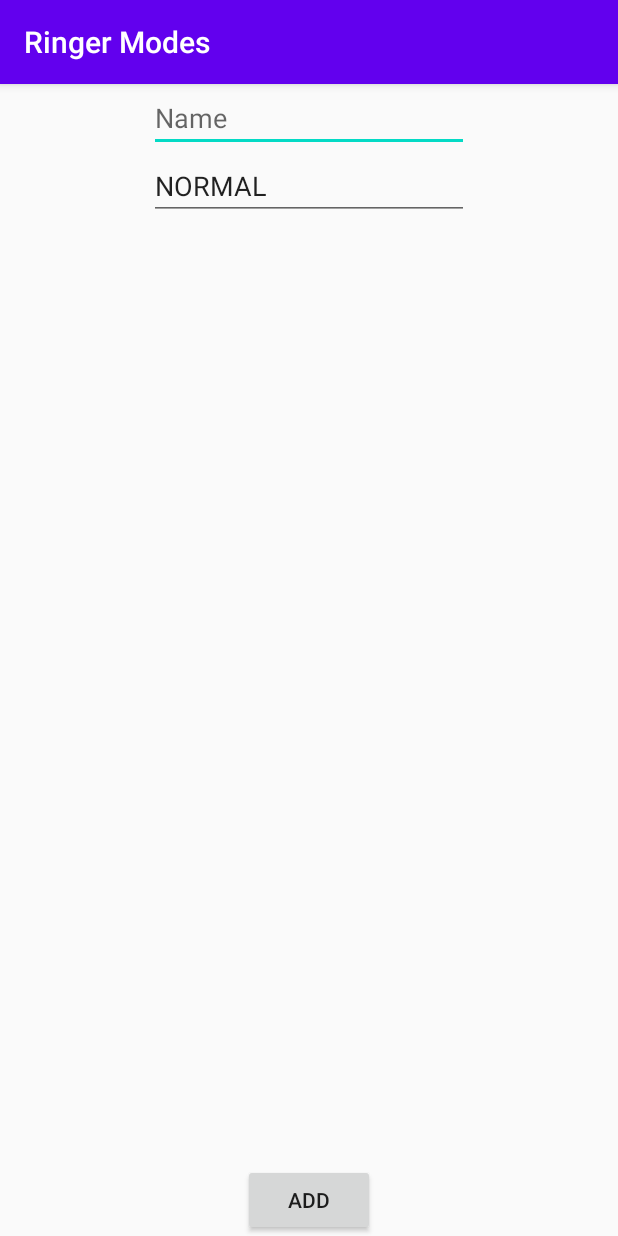
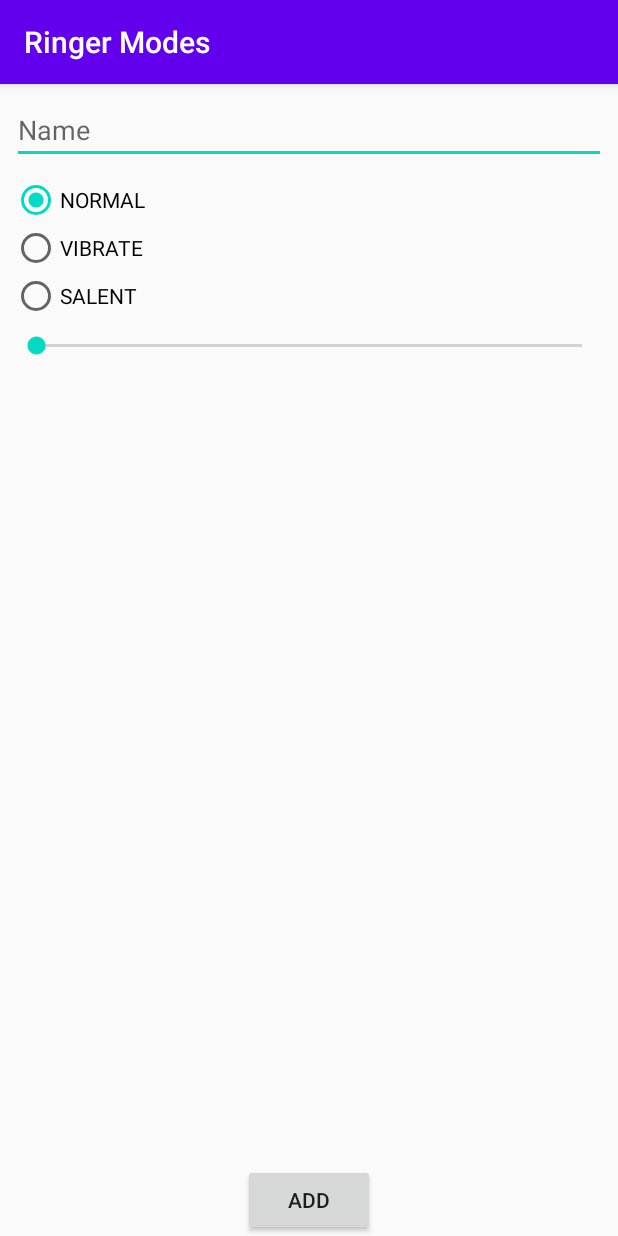
Before and after one commit to dyadischevma/RingerModes, an Android app: the CreateActivity screen opened directly, with no data from a screen before it, on a phone screen of 412 x 824 dp. Run offline under Robolectric (Android 15) with nearby library versions, the phone set to English and light mode, and no system bars; our stand-ins replace Room's generated code.

Commit message:
interface things

```diff
--- a/app/src/main/java/ru/dyadischevma/ringermodes/model/RingerModeItem.java
+++ b/app/src/main/java/ru/dyadischevma/ringermodes/model/RingerModeItem.java
@@ -17,7 +17,7 @@ public class RingerModeItem {
 
     public RingerModeItem(int id, String name, RingerMode ringerMode, int ringerModeValue) {
         this.id = id;
-        uuid = UUID.randomUUID();
+        this.uuid = UUID.randomUUID();
         this.name = name;
         this.ringerMode = ringerMode;
         this.ringerModeValue = ringerModeValue;
@@ -26,6 +26,7 @@ public class RingerModeItem {
     @Ignore
     public RingerModeItem(String name, RingerMode ringerMode, int ringerModeValue) {
         this.name = name;
+        this.uuid = UUID.randomUUID();
         this.ringerMode = ringerMode;
         this.ringerModeValue = ringerModeValue;
     }
--- a/app/src/main/java/ru/dyadischevma/ringermodes/view/CreateActivity.java
+++ b/app/src/main/java/ru/dyadischevma/ringermodes/view/CreateActivity.java
@@ -1,10 +1,16 @@
 package ru.dyadischevma.ringermodes.view;
 
+import android.content.Context;
+import android.media.AudioManager;
+import android.os.Build;
 import android.os.Bundle;
 import android.view.View;
 import android.widget.Button;
 import android.widget.EditText;
+import android.widget.RadioButton;
+import android.widget.SeekBar;
 
+import androidx.annotation.RequiresApi;
 import androidx.appcompat.app.AppCompatActivity;
 import androidx.lifecycle.ViewModelProvider;
 
@@ -15,6 +21,11 @@ import ru.dyadischevma.ringermodes.model.RingerModeItem;
 
 public class CreateActivity extends AppCompatActivity {
 
+    private RingerMode ringerMode = RingerMode.NORMAL;
+    private SeekBar seekBar;
+    private int volume = 0;
+
+    @RequiresApi(api = Build.VERSION_CODES.O)
     @Override
     protected void onCreate(Bundle savedInstanceState) {
         super.onCreate(savedInstanceState);
@@ -23,19 +34,66 @@ public class CreateActivity extends AppCompatActivity {
         final DataViewModel viewModel = new ViewModelProvider(this).get(DataViewModel.class);
 
         final EditText editTextName = findViewById(R.id.editTextTextName);
-        final EditText editTextRingerMode = findViewById(R.id.editTextTextRingerMode);
+
+        RadioButton radioButtonNormal = findViewById(R.id.radioButtonNormal);
+        radioButtonNormal.setOnClickListener(radioButtonClickListener);
+
+        RadioButton radioButtonVibrate = findViewById(R.id.radioButtonVibrate);
+        radioButtonVibrate.setOnClickListener(radioButtonClickListener);
+
+        RadioButton radioButtonSilent = findViewById(R.id.radioButtonSilent);
+        radioButtonSilent.setOnClickListener(radioButtonClickListener);
+
+
+        AudioManager audioManager = (AudioManager) getSystemService(Context.AUDIO_SERVICE);
+        seekBar = findViewById(R.id.seekBar);
+        seekBar.setMin(0);
+        seekBar.setMax(audioManager.getStreamMaxVolume(AudioManager.STREAM_RING));
 
         Button button = findViewById(R.id.buttonAdd);
         button.setOnClickListener(new View.OnClickListener() {
             @Override
             public void onClick(View v) {
+                volume = seekBar.getProgress();
                 viewModel.insertItem(new RingerModeItem(
                         editTextName.getText().toString(),
-                        RingerMode.valueOf(editTextRingerMode.getText().toString()),
-                        5
+                        ringerMode,
+                        volume
                 ));
                 finish();
             }
         });
     }
+
+    View.OnClickListener radioButtonClickListener = new View.OnClickListener() {
+        @Override
+        public void onClick(View v) {
+            RadioButton rb = (RadioButton) v;
+            switch (rb.getId()) {
+                case R.id.radioButtonNormal:
+                    ringerMode = RingerMode.NORMAL;
+                    seekBar.setEnabled(true);
+                    seekBar.setProgress(volume);
+                    break;
+                case R.id.radioButtonVibrate:
+                    ringerMode = RingerMode.VIBRATE;
+                    if (seekBar.isEnabled()) {
+                        volume = seekBar.getProgress();
+                    }
+                    seekBar.setEnabled(false);
+                    seekBar.setProgress(0);
+                    break;
+                case R.id.radioButtonSilent:
+                    ringerMode = RingerMode.SILENT;
+                    if (seekBar.isEnabled()) {
+                        volume = seekBar.getProgress();
+                    }
+                    seekBar.setEnabled(false);
+                    seekBar.setProgress(0);
+                    break;
+                default:
+                    break;
+            }
+        }
+    };
 }
--- a/app/src/main/res/layout/activity_create.xml
+++ b/app/src/main/res/layout/activity_create.xml
@@ -8,34 +8,68 @@
 
     <EditText
         android:id="@+id/editTextTextName"
-        android:layout_width="wrap_content"
-        android:layout_height="0dp"
+        android:layout_width="0dp"
+        android:layout_height="wrap_content"
+        android:layout_marginStart="8dp"
+        android:layout_marginTop="8dp"
+        android:layout_marginEnd="8dp"
         android:ems="10"
-        android:hint="Name"
+        android:hint="@string/nameHint"
         android:inputType="textPersonName"
         app:layout_constraintEnd_toEndOf="parent"
         app:layout_constraintStart_toStartOf="parent"
-        app:layout_constraintTop_toTopOf="parent" />
-
-    <EditText
-        android:id="@+id/editTextTextRingerMode"
-        android:layout_width="wrap_content"
-        android:layout_height="wrap_content"
-        android:ems="10"
-        android:hint="Regime"
-        android:inputType="textPersonName"
-        android:text="NORMAL"
-        app:layout_constraintEnd_toEndOf="parent"
-        app:layout_constraintStart_toStartOf="parent"
-        app:layout_constraintTop_toBottomOf="@+id/editTextTextName" />
+        app:layout_constraintTop_toTopOf="parent"
+        android:importantForAutofill="no" />
 
     <Button
         android:id="@+id/buttonAdd"
         android:layout_width="wrap_content"
         android:layout_height="wrap_content"
-        android:text="Add"
+        android:text="@string/button_add"
         app:layout_constraintBottom_toBottomOf="parent"
         app:layout_constraintEnd_toEndOf="parent"
         app:layout_constraintStart_toStartOf="parent" />
 
+    <RadioGroup
+        android:id="@+id/radioGroup"
+        android:layout_width="0dp"
+        android:layout_height="wrap_content"
+        android:layout_marginStart="8dp"
+        android:layout_marginTop="8dp"
+        android:layout_marginEnd="8dp"
+        app:layout_constraintEnd_toEndOf="parent"
+        app:layout_constraintStart_toStartOf="parent"
+        app:layout_constraintTop_toBottomOf="@+id/editTextTextName">
+
+        <RadioButton
+            android:id="@+id/radioButtonNormal"
+            android:layout_width="match_parent"
+            android:layout_height="wrap_content"
+            android:checked="true"
+            android:text="@string/ringer_modes_normal" />
+
+        <RadioButton
+            android:id="@+id/radioButtonVibrate"
+            android:layout_width="match_parent"
+            android:layout_height="wrap_content"
+            android:text="@string/ringer_modes_vibrate" />
+
+        <RadioButton
+            android:id="@+id/radioButtonSilent"
+            android:layout_width="match_parent"
+            android:layout_height="wrap_content"
+            android:text="@string/ringer_modes_silent" />
+    </RadioGroup>
+
+    <SeekBar
+        android:id="@+id/seekBar"
+        android:layout_width="0dp"
+        android:layout_height="wrap_content"
+        android:layout_marginStart="8dp"
+        android:layout_marginTop="8dp"
+        android:layout_marginEnd="8dp"
+        app:layout_constraintEnd_toEndOf="parent"
+        app:layout_constraintStart_toStartOf="parent"
+        app:layout_constraintTop_toBottomOf="@+id/radioGroup" />
+
 </androidx.constraintlayout.widget.ConstraintLayout>
--- a/app/src/main/res/values/strings.xml
+++ b/app/src/main/res/values/strings.xml
@@ -3,4 +3,9 @@
     <string name="name">Name:</string>
     <string name="ringer_mode">Ringer Mode:</string>
     <string name="volume">Volume:</string>
+    <string name="nameHint">Name</string>
+    <string name="ringer_modes_normal">NORMAL</string>
+    <string name="ringer_modes_vibrate">VIBRATE</string>
+    <string name="ringer_modes_silent">SALENT</string>
+    <string name="button_add">Add</string>
 </resources>
```
Also changed, not shown: app/src/main/java/ru/dyadischevma/ringermodes/model/Converters.java (+10 -0 lines), app/src/main/java/ru/dyadischevma/ringermodes/view/RecyclerViewAdapter.java (+15 -6 lines), app/src/main/res/layout/item.xml (+10 -4 lines).
